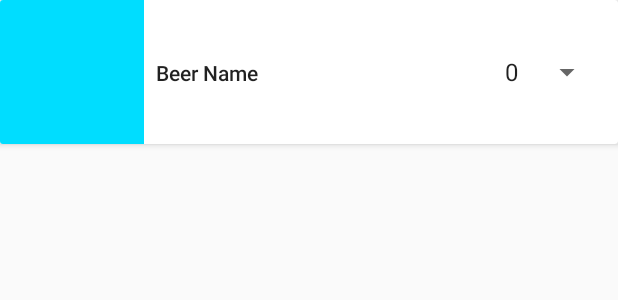
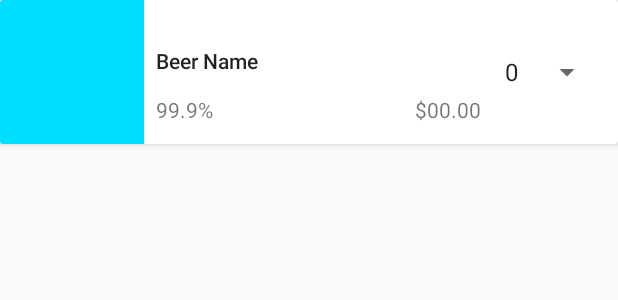
Before and after one commit to rayolanderos/UT-APT-FinalProject, an Android app: the layout beer_list_item.xml on its own in the app's theme, with its tools: preview values and no code run, on a phone screen of 412 x 824 dp. Shown: the top 300 px of the screen. Run offline under Robolectric (Android 15) with nearby library versions, the phone set to English and light mode, and no system bars.

Commit message:
Added price and abv to tap list

```diff
--- a/androidapp/HopSquadApp/app/src/main/java/com/hopsquad/hopsquadapp/fragments/TapListFragment.java
+++ b/androidapp/HopSquadApp/app/src/main/java/com/hopsquad/hopsquadapp/fragments/TapListFragment.java
@@ -26,6 +26,7 @@ import com.hopsquad.hopsquadapp.models.Order;
 import com.hopsquad.hopsquadapp.viewmodels.TapListViewModel;
 import com.squareup.picasso.Picasso;
 
+import java.text.NumberFormat;
 import java.util.List;
 
 public class TapListFragment extends BaseFragment {
@@ -139,6 +140,8 @@ public class TapListFragment extends BaseFragment {
         public void onBindViewHolder(BeerHolder holder, int position) {
             final Beer b = tapList.getTapList().getValue().get(position);
             holder.mTitleView.setText(b.name);
+            holder.mAlcoholByVolumeView.setText(String.format("%2.1f%%", b.abv));
+            holder.mPriceView.setText(NumberFormat.getCurrencyInstance().format(b.price));
             holder.mSpinnerView.setSelection(tapList.getQuantityOrdered(b.id));
             holder.mSpinnerView.setOnItemSelectedListener(new AdapterView.OnItemSelectedListener() {
                 @Override
@@ -166,12 +169,16 @@ public class TapListFragment extends BaseFragment {
         public ImageView mImageView;
         public TextView mTitleView;
         public Spinner mSpinnerView;
+        public TextView mAlcoholByVolumeView;
+        public TextView mPriceView;
 
         public BeerHolder (View view) {
             super(view);
             mImageView = view.findViewById(R.id.beerImage);
             mTitleView = view.findViewById(R.id.beerNameView);
             mSpinnerView = view.findViewById(R.id.beerSpinner);
+            mAlcoholByVolumeView = view.findViewById(R.id.alcoholByVolumeText);
+            mPriceView = view.findViewById(R.id.beerPriceText);
         }
     }
 
--- a/androidapp/HopSquadApp/app/src/main/res/layout/beer_list_item.xml
+++ b/androidapp/HopSquadApp/app/src/main/res/layout/beer_list_item.xml
@@ -6,7 +6,7 @@
     android:layout_height="match_parent">
 
     <android.support.v7.widget.CardView
-        android:layout_width="match_parent"
+        android:layout_width="0dp"
         android:layout_height="wrap_content"
         android:layout_weight="1"
         app:cardElevation="3dp">
@@ -19,18 +19,18 @@
                 android:id="@+id/beerImage"
                 android:layout_width="96dp"
                 android:layout_height="96dp"
-                android:layout_marginLeft="0dp"
                 android:layout_weight="1.00"
                 android:adjustViewBounds="true"
+                android:contentDescription="@string/beerImageContentDescription"
                 app:layout_constraintLeft_toLeftOf="parent"
-                app:srcCompat="@android:color/holo_blue_bright"
-                tools:layout_editor_absoluteY="0dp" />
+                app:layout_constraintTop_toTopOf="parent"
+                app:srcCompat="@android:color/holo_blue_bright" />
 
             <TextView
                 android:id="@+id/beerNameView"
                 android:layout_width="0dp"
                 android:layout_height="wrap_content"
-                android:layout_marginBottom="8dp"
+                android:layout_marginBottom="24dp"
                 android:layout_marginLeft="8dp"
                 android:layout_marginRight="8dp"
                 android:layout_marginTop="8dp"
@@ -48,14 +48,39 @@
                 android:layout_width="wrap_content"
                 android:layout_height="wrap_content"
                 android:layout_marginBottom="8dp"
-                android:layout_marginRight="10dp"
+                android:layout_marginEnd="10dp"
                 android:layout_marginTop="8dp"
                 android:layout_weight="1"
+                android:dropDownWidth="24dp"
                 android:entries="@array/beer_order_amount"
                 android:minWidth="24dp"
                 app:layout_constraintBottom_toBottomOf="parent"
                 app:layout_constraintRight_toRightOf="parent"
                 app:layout_constraintTop_toTopOf="parent" />
+
+            <TextView
+                android:id="@+id/beerPriceText"
+                android:layout_width="wrap_content"
+                android:layout_height="wrap_content"
+                android:layout_marginBottom="8dp"
+                android:layout_marginEnd="8dp"
+                android:layout_marginTop="8dp"
+                android:text="@string/BeerPricePlaceHolder"
+                app:layout_constraintBottom_toBottomOf="parent"
+                app:layout_constraintEnd_toStartOf="@+id/beerSpinner"
+                app:layout_constraintTop_toBottomOf="@+id/beerNameView" />
+
+            <TextView
+                android:id="@+id/alcoholByVolumeText"
+                android:layout_width="wrap_content"
+                android:layout_height="wrap_content"
+                android:layout_marginBottom="8dp"
+                android:layout_marginStart="8dp"
+                android:layout_marginTop="8dp"
+                android:text="@string/ABVPlaceholder"
+                app:layout_constraintBottom_toBottomOf="parent"
+                app:layout_constraintStart_toEndOf="@+id/beerImage"
+                app:layout_constraintTop_toBottomOf="@+id/beerNameView" />
         </android.support.constraint.ConstraintLayout>
 
     </android.support.v7.widget.CardView>
--- a/androidapp/HopSquadApp/app/src/main/res/values/strings.xml
+++ b/androidapp/HopSquadApp/app/src/main/res/values/strings.xml
@@ -28,6 +28,9 @@
     <string name="account_signout">Sign Out</string>
     <string name="payment_cvv">CVV</string>
     <string name="payment_expiration">Exp</string>
+    <string name="BeerPricePlaceHolder">$00.00</string>
+    <string name="beerImageContentDescription">An image of a beer</string>
+    <string name="ABVPlaceholder">99.9%</string>
 
     <string-array name="beer_order_amount">
         <item>0</item>
```
